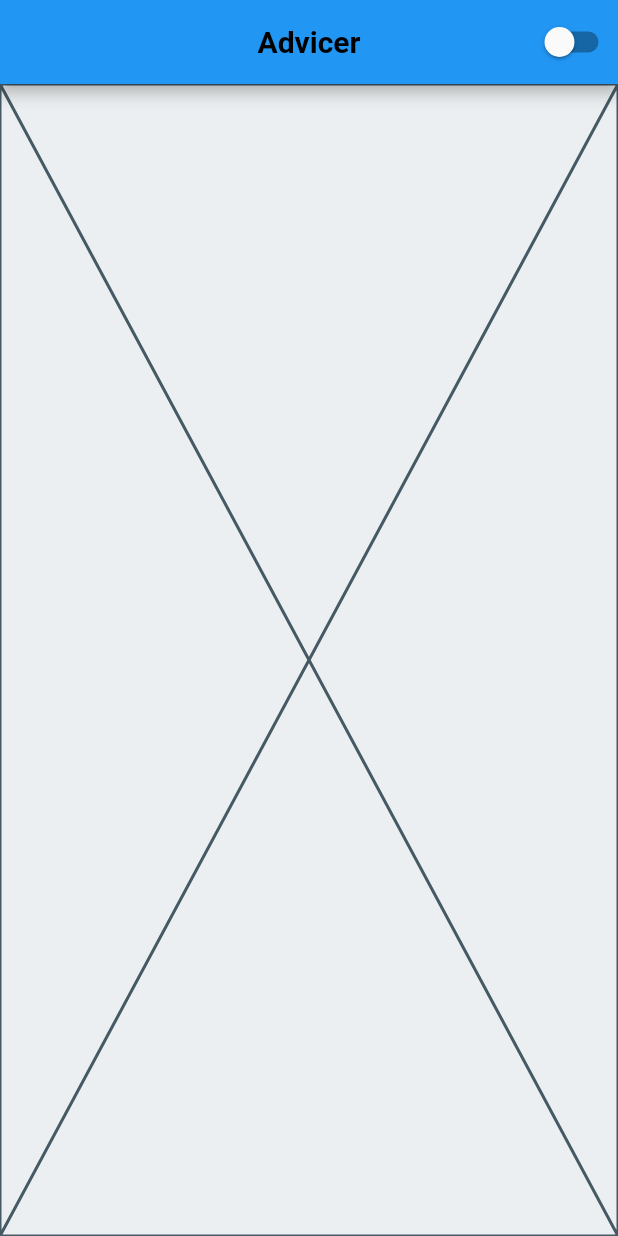
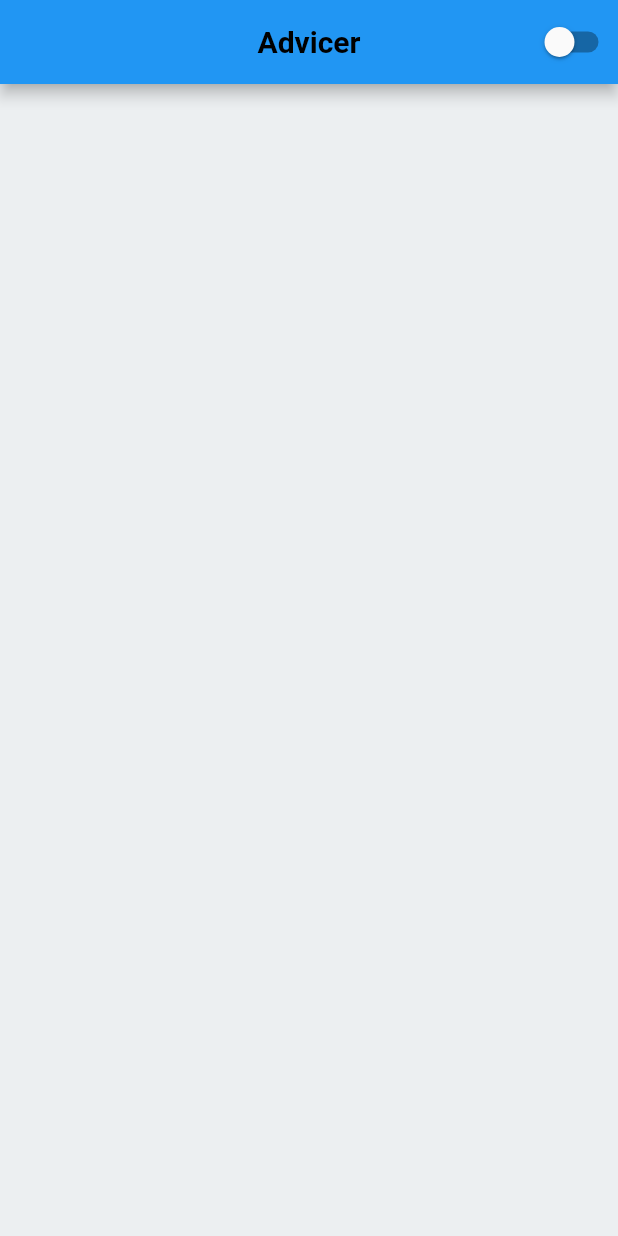
Before and after one commit to massimilianoporzio/advicer, a Flutter app: the screen it shows after launch, on a phone screen of 412 x 824 dp. Run offline on Flutter 3.47's test engine with Material 2 defaults, Android fonts, the phone set to English and light mode, and no system bars; Roboto replaces fonts that are missing (Rubik).

Commit message:
column con padding

```diff
--- a/lib/2_application/pages/advice/advice_page.dart
+++ b/lib/2_application/pages/advice/advice_page.dart
@@ -24,7 +24,10 @@ class AdvicePage extends StatelessWidget {
           )
         ],
       ),
-      body: const Placeholder(),
+      body: Padding(
+        padding: const EdgeInsets.symmetric(horizontal: 50),
+        child: Column(children: []),
+      ),
     );
   }
 }
```
